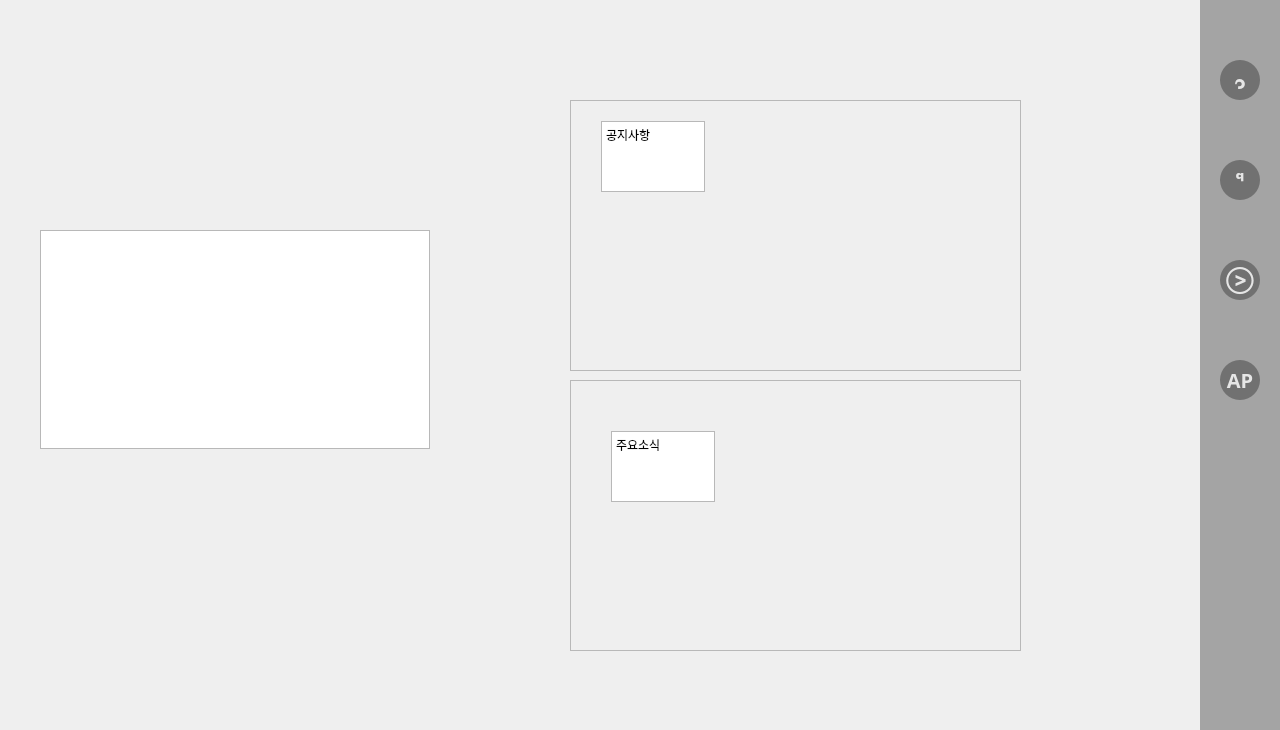
Old version of the form Gui/Screen.ui in the repository Seoilyoung/Blue-Note.
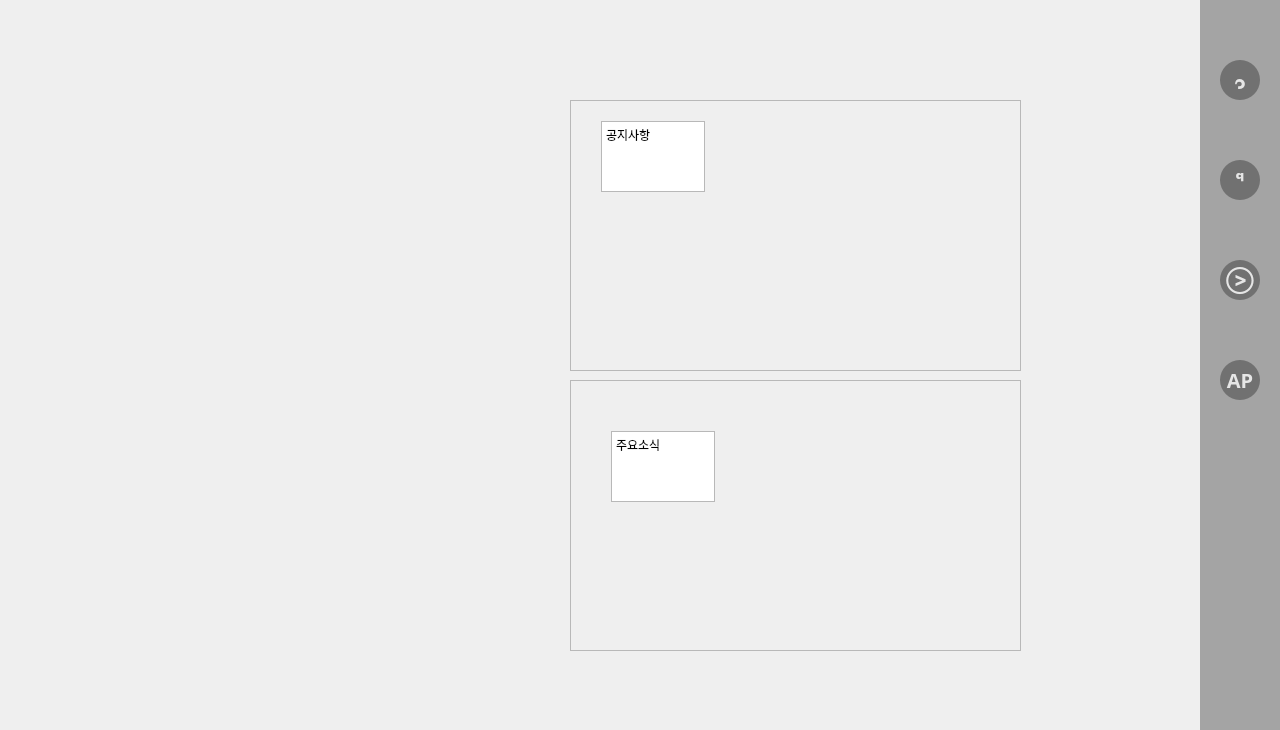
New version of the form.

Commit message: home - slideshow

Patch:
```diff
--- a/Gui/Screen.ui
+++ b/Gui/Screen.ui
@@ -251,7 +251,7 @@
         </widget>
        </widget>
       </widget>
-      <widget class="QGraphicsView" name="graphicsView_home">
+      <widget class="QLabel" name="label_slide_home">
        <property name="geometry">
         <rect>
          <x>40</x>
@@ -259,6 +259,40 @@
          <width>390</width>
          <height>219</height>
         </rect>
+       </property>
+       <property name="cursor">
+        <cursorShape>ArrowCursor</cursorShape>
+       </property>
+       <property name="styleSheet">
+        <string notr="true">background-color:gba(0,0,0,80);</string>
+       </property>
+       <property name="text">
+        <string/>
+       </property>
+      </widget>
+      <widget class="QPushButton" name="pushButton_slide_home">
+       <property name="geometry">
+        <rect>
+         <x>40</x>
+         <y>230</y>
+         <width>390</width>
+         <height>219</height>
+        </rect>
+       </property>
+       <property name="cursor">
+        <cursorShape>PointingHandCursor</cursorShape>
+       </property>
+       <property name="styleSheet">
+        <string notr="true">QPushButton{
+	background-color: rgba(0,0,0,0);
+}
+QPushButton:hover{
+}
+QPushButton:clicked{
+}</string>
+       </property>
+       <property name="text">
+        <string/>
        </property>
       </widget>
      </widget>
```
The commit also changes 4 other files.
